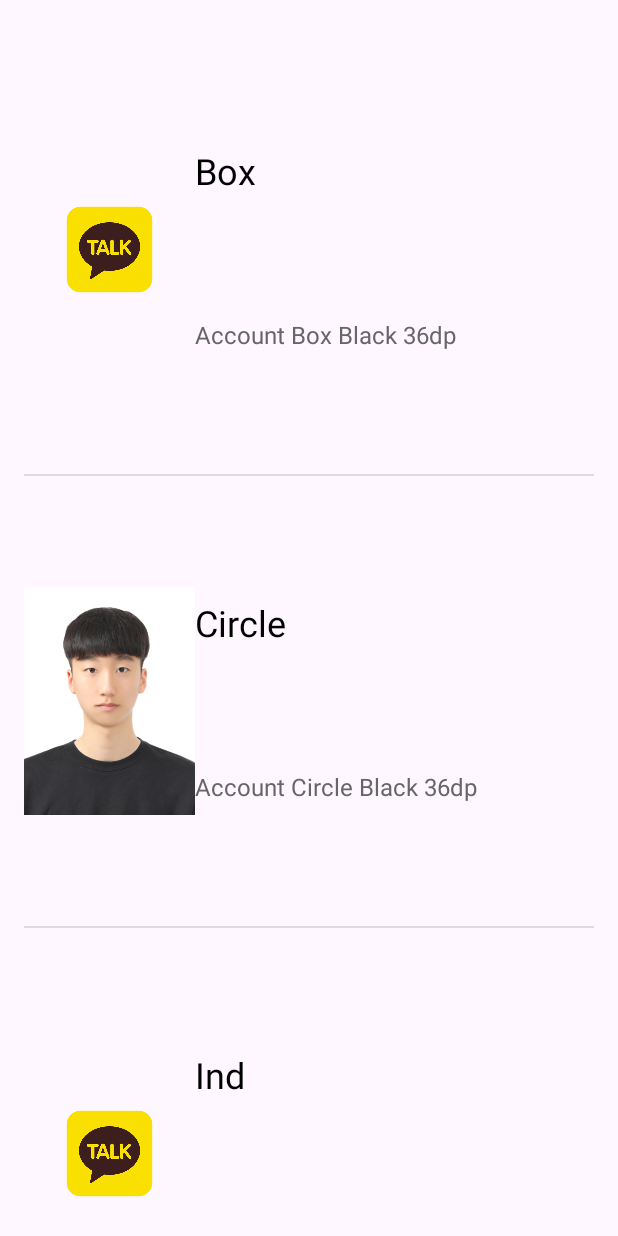
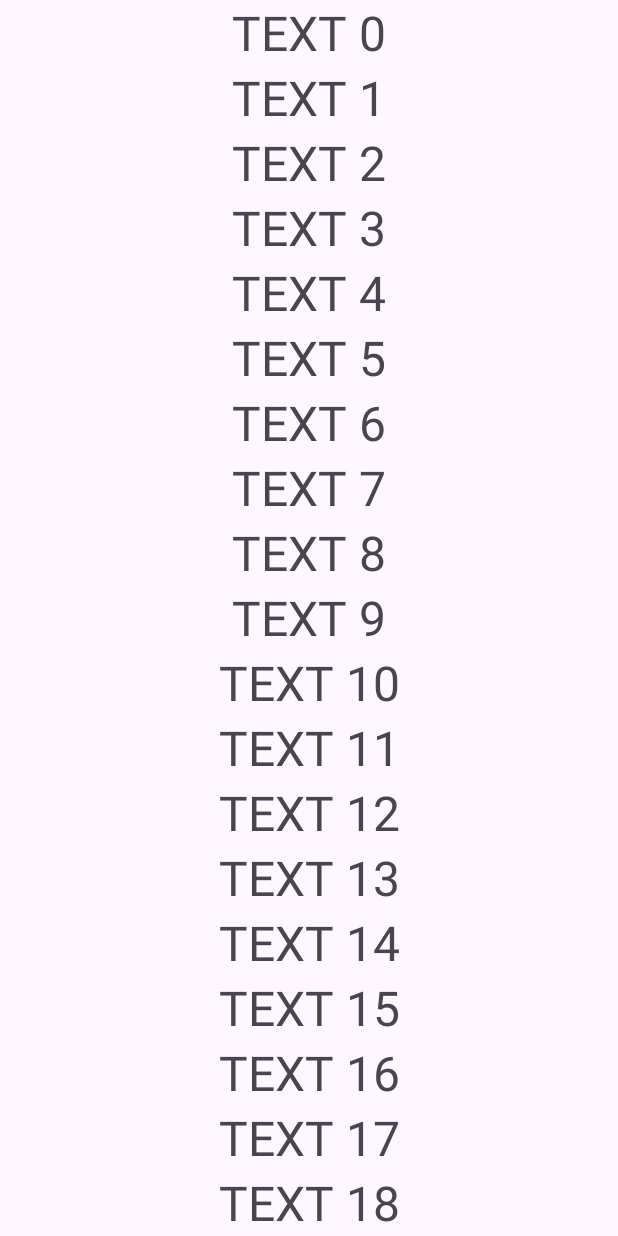
Before and after one commit to jihwan01/Study_Android, an Android app: the screen it shows after launch (MainActivity), on a phone screen of 412 x 824 dp. Run offline under Robolectric (Android 15) with nearby library versions, the phone set to English and light mode, and no system bars.

Commit message:
Implements simple recycler list

```diff
--- a/app/src/main/java/com/example/study_listview/MainActivity.java
+++ b/app/src/main/java/com/example/study_listview/MainActivity.java
@@ -2,10 +2,18 @@ package com.example.study_listview;
 
 import androidx.appcompat.app.AppCompatActivity;
 import androidx.core.content.ContextCompat;
+import androidx.recyclerview.widget.LinearLayoutManager;
+import androidx.recyclerview.widget.RecyclerView;
 
+import android.graphics.drawable.Drawable;
 import android.os.Bundle;
+import android.view.View;
+import android.widget.AdapterView;
 import android.widget.ArrayAdapter;
 import android.widget.ListView;
+import android.widget.TextView;
+
+import java.util.ArrayList;
 
 public class MainActivity extends AppCompatActivity {
     @Override
@@ -13,28 +21,20 @@ public class MainActivity extends AppCompatActivity {
         super.onCreate(savedInstanceState);
         setContentView(R.layout.activity_main);
 
-        ListView listview ;
-        ListViewAdapter adapter;
+        // 리사이클러뷰에 표시할 데이터 리스트 생성.
+        ArrayList<String> list = new ArrayList<>();
+        for (int i=0; i<100; i++) {
+            list.add(String.format("TEXT %d", i)) ;
+        }
 
-        // Adapter 생성
-        adapter = new ListViewAdapter() ;
+        // 리사이클러뷰에 LinearLayoutManager 객체 지정.
+        RecyclerView recyclerView = findViewById(R.id.recycler1) ;
+        recyclerView.setLayoutManager(new LinearLayoutManager(this)) ;
 
-        // 리스트뷰 참조 및 Adapter달기
-        listview = (ListView) findViewById(R.id.listview1);
-        listview.setAdapter(adapter);
+        // 리사이클러뷰에 SimpleTextAdapter 객체 지정.
+        SimpleTextAdapter adapter = new SimpleTextAdapter(list) ;
+        recyclerView.setAdapter(adapter) ;
 
-        // 첫 번째 아이템 추가.
-        adapter.addItem(ContextCompat.getDrawable(this, R.drawable.kakao_logo),
-                "Box", "Account Box Black 36dp") ;
-        // 두 번째 아이템 추가.
-        adapter.addItem(ContextCompat.getDrawable(this, R.drawable.jihwan),
-                "Circle", "Account Circle Black 36dp") ;
-        // 세 번째 아이템 추가.
-        adapter.addItem(ContextCompat.getDrawable(this, R.drawable.kakao_logo),
-                "Ind", "Assignment Ind Black 36dp") ;
     }
 
-    static final String[] listMenu = {"list4", "list5", "list6"};
-
-
 }
--- /dev/null
+++ b/app/src/main/java/com/example/study_listview/SimpleTextAdapter.java
@@ -0,0 +1,58 @@
+package com.example.study_listview;
+
+import android.content.Context;
+import android.view.LayoutInflater;
+import android.view.View;
+import android.view.ViewGroup;
+import android.widget.TextView;
+
+import androidx.recyclerview.widget.RecyclerView;
+
+import java.util.ArrayList;
+
+public class SimpleTextAdapter extends RecyclerView.Adapter<SimpleTextAdapter.ViewHolder> {
+
+    private ArrayList<String> mData = null ;
+
+    // 아이템 뷰를 저장하는 뷰홀더 클래스.
+    public class ViewHolder extends RecyclerView.ViewHolder {
+        TextView textView1 ;
+
+        ViewHolder(View itemView) {
+            super(itemView) ;
+
+            // 뷰 객체에 대한 참조. (hold strong reference)
+            textView1 = itemView.findViewById(R.id.text1) ;
+        }
+    }
+
+    // 생성자에서 데이터 리스트 객체를 전달받음.
+    SimpleTextAdapter(ArrayList<String> list) {
+        mData = list ;
+    }
+
+    // onCreateViewHolder() - 아이템 뷰를 위한 뷰홀더 객체 생성하여 리턴.
+    @Override
+    public SimpleTextAdapter.ViewHolder onCreateViewHolder(ViewGroup parent, int viewType) {
+        Context context = parent.getContext() ;
+        LayoutInflater inflater = (LayoutInflater) context.getSystemService(Context.LAYOUT_INFLATER_SERVICE) ;
+
+        View view = inflater.inflate(R.layout.recyclerview_item, parent, false) ;
+        SimpleTextAdapter.ViewHolder vh = new SimpleTextAdapter.ViewHolder(view) ;
+
+        return vh ;
+    }
+
+    // onBindViewHolder() - position에 해당하는 데이터를 뷰홀더의 아이템뷰에 표시.
+    @Override
+    public void onBindViewHolder(SimpleTextAdapter.ViewHolder holder, int position) {
+        String text = mData.get(position) ;
+        holder.textView1.setText(text) ;
+    }
+
+    // getItemCount() - 전체 데이터 갯수 리턴.
+    @Override
+    public int getItemCount() {
+        return mData.size() ;
+    }
+}
--- a/app/src/main/res/layout/activity_main.xml
+++ b/app/src/main/res/layout/activity_main.xml
@@ -1,20 +1,17 @@
 <?xml version="1.0" encoding="utf-8"?>
-<RelativeLayout xmlns:android="http://schemas.android.com/apk/res/android"
+<androidx.constraintlayout.widget.ConstraintLayout xmlns:android="http://schemas.android.com/apk/res/android"
     xmlns:app="http://schemas.android.com/apk/res-auto"
     xmlns:tools="http://schemas.android.com/tools"
     android:layout_width="match_parent"
     android:layout_height="match_parent"
-    android:paddingBottom="@dimen/activity_vertical_margin"
-    android:paddingLeft="@dimen/activity_horizontal_margin"
-    android:paddingRight="@dimen/activity_horizontal_margin"
-    android:paddingTop="@dimen/activity_vertical_margin"
     app:layout_behavior="@string/appbar_scrolling_view_behavior"
-    tools:context="com.example.madwin.customlistviewexample.MainActivity"
+    tools:context=".MainActivity"
     tools:showIn="@layout/activity_main">
 
-    <ListView
-        android:id="@+id/listview1"
+    <androidx.recyclerview.widget.RecyclerView
+        android:id="@+id/recycler1"
+        android:scrollbars="vertical"
         android:layout_width="match_parent"
         android:layout_height="match_parent"/>
 
-</RelativeLayout>
+</androidx.constraintlayout.widget.ConstraintLayout>
--- /dev/null
+++ b/app/src/main/res/layout/recyclerview_item.xml
@@ -0,0 +1,18 @@
+<?xml version="1.0" encoding="utf-8"?>
+<androidx.constraintlayout.widget.ConstraintLayout xmlns:android="http://schemas.android.com/apk/res/android"
+    android:layout_width="match_parent"
+    android:layout_height="wrap_content"
+    xmlns:app="http://schemas.android.com/apk/res-auto">
+
+    <TextView
+        android:layout_width="wrap_content"
+        android:layout_height="wrap_content"
+        android:id="@+id/text1"
+        android:textSize="32sp"
+        app:layout_constraintBottom_toBottomOf="parent"
+        app:layout_constraintLeft_toLeftOf="parent"
+        app:layout_constraintRight_toRightOf="parent"
+        app:layout_constraintTop_toTopOf="parent"
+        />
+
+</androidx.constraintlayout.widget.ConstraintLayout>
```
Also changed, not shown: app/build.gradle (+8 -0 lines), app/src/main/res/layout/recycler_item.xml (added, +35 -0 lines).
